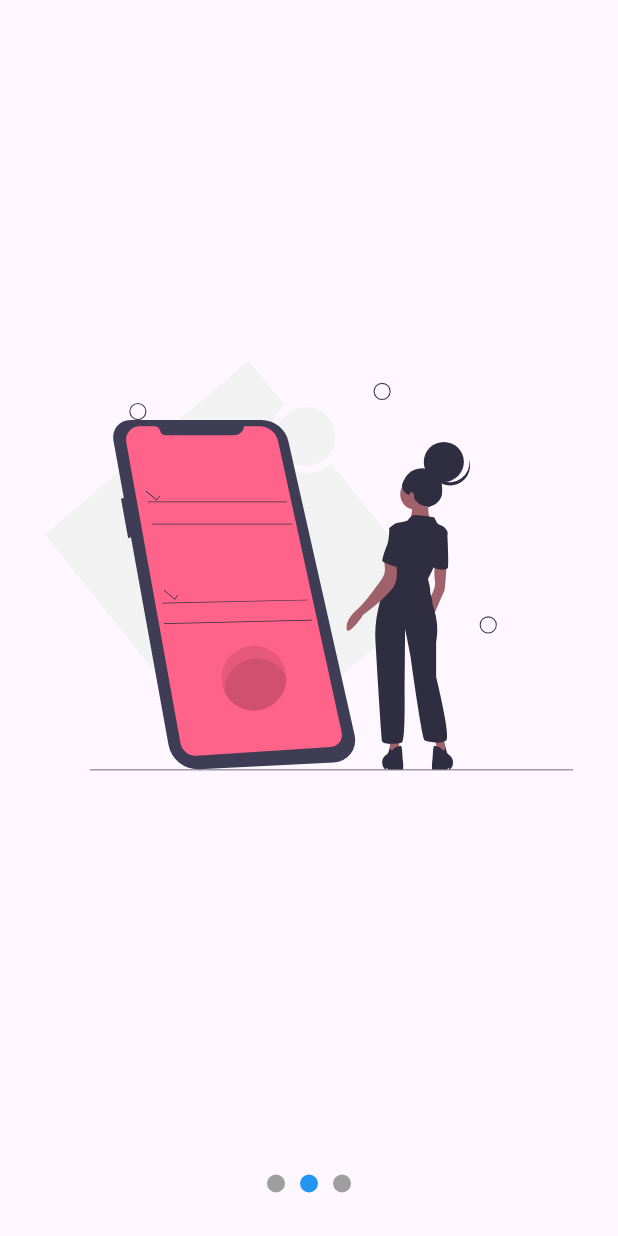
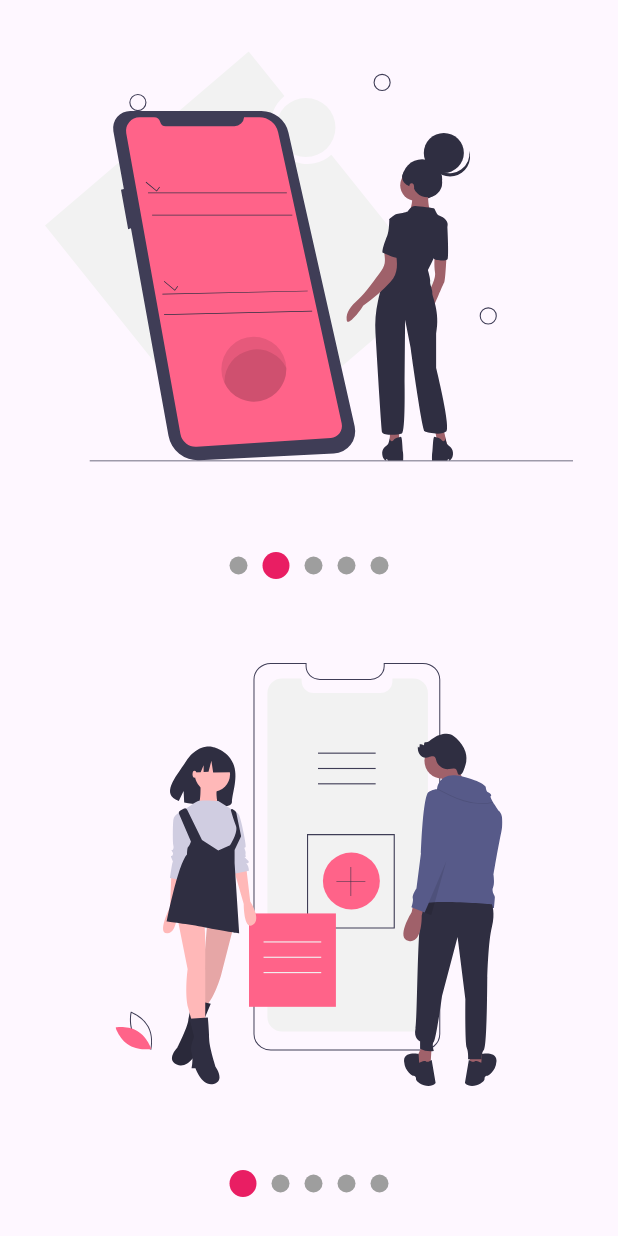
Before and after one commit to leitoon/disenos, a Flutter app: the screen it shows after launch, swiped to page 2, on a phone screen of 412 x 824 dp. Run offline on Flutter 3.47's test engine with Material 3 defaults, Android fonts, the phone set to English and light mode, and no system bars; our stand-ins replace flutter_svg.

Commit message:
fin del slider

```diff
--- a/lib/src/pages/slidershow.dart
+++ b/lib/src/pages/slidershow.dart
@@ -1,6 +1,8 @@
 
 import 'package:disenos/src/widgets/slideshow.dart';
+import 'package:flutter/cupertino.dart';
 import 'package:flutter/material.dart';
+import 'package:flutter/widgets.dart';
 import 'package:flutter_svg/svg.dart';
 
 class SlideshowPage extends StatelessWidget {
@@ -8,19 +10,40 @@ class SlideshowPage extends StatelessWidget {
 
   @override
   Widget build(BuildContext context) {
-    return Scaffold
+    return const Scaffold
     (
       body: Center
       (
-        child: Slideshow(
-          slides:<Widget>[
-          SvgPicture.asset('assets/svgs/slide-1.svg'),
-          SvgPicture.asset('assets/svgs/slide-2.svg'),
-          SvgPicture.asset('assets/svgs/slide-3.svg'),
-          SvgPicture.asset('assets/svgs/slide-4.svg'),
-          SvgPicture.asset('assets/svgs/slide-5.svg'),
-          ])
+        child: Column(
+          children: [
+            Expanded(child: MiSlider()),
+            Expanded(child: MiSlider()),
+          ],
+        )
       ),
     );
   }
 }
+
+class MiSlider extends StatelessWidget {
+  const MiSlider({
+    super.key,
+  });
+
+  @override
+  Widget build(BuildContext context) {
+    return Slideshow(
+      puntosArriba: false,
+      colorPrimario: Colors.pink,
+      colorSecundario: Colors.grey,
+      bulletPrimario:18,
+      bulletSecundario:12,
+      slides:<Widget>[
+      SvgPicture.asset('assets/svgs/slide-1.svg'),
+      SvgPicture.asset('assets/svgs/slide-2.svg'),
+      SvgPicture.asset('assets/svgs/slide-3.svg'),
+      SvgPicture.asset('assets/svgs/slide-4.svg'),
+      SvgPicture.asset('assets/svgs/slide-5.svg'),
+      ]);
+  }
+}
--- a/lib/src/widgets/slideshow.dart
+++ b/lib/src/widgets/slideshow.dart
@@ -1,79 +1,111 @@
 import 'package:flutter/material.dart';
 import 'package:provider/provider.dart';
-import '../../models/slider_model.dart';
 
 class Slideshow extends StatelessWidget {
   final List<Widget> slides;
+  final bool puntosArriba;
+  final Color colorPrimario;
+  final Color colorSecundario;
+  final double bulletPrimario;
+  final double bulletSecundario;
+  Slideshow({
+    required this.slides,
+    this.puntosArriba = false,
+    this.colorPrimario = Colors.blue,
+    this.colorSecundario = Colors.grey,
+    this.bulletPrimario = 12.0,
+    this.bulletSecundario = 12.0,
+  });
 
-   Slideshow({
-     required this.slides});
   @override
   Widget build(BuildContext context) {
-    return ChangeNotifierProvider
-    (
-      create: (_)=> SliderModel(),
-      child:  Center
-        (
-          child:
-         Column
-         (
-          children:
-          [
-             Expanded(child:
-             _Slider(this.slides)),
-             _Dots()
-
-          ],
-         )
-          //SvgPicture.asset('assets/svgs/slide-1.svg'),
+    return ChangeNotifierProvider(
+      create: (_) => _SliderModel()
+        ..colorPrimario = colorPrimario
+        ..colorSecundario = colorSecundario
+        ..bulletPrimario = bulletPrimario
+        ..bulletSecundario = bulletSecundario,
+      child: SafeArea(
+        child: Center(
+          child: _CrearStructure(puntosArriba: puntosArriba, slides: slides),
         ),
-      );
+      ),
+    );
   }
 }
 
+class _CrearStructure extends StatelessWidget {
+  const _CrearStructure({
+    super.key,
+    required this.puntosArriba,
+    required this.slides,
+  });
 
-class _Dots extends StatelessWidget {
+  final bool puntosArriba;
+  final List<Widget> slides;
 
   @override
   Widget build(BuildContext context) {
-    return Container
-    (
+    return Column(
+      children: [
+        if (puntosArriba) _Dots(totalSlides: slides.length),
+        Expanded(child: _Slider(slides)),
+        if (!puntosArriba) _Dots(totalSlides: slides.length),
+      ],
+    );
+  }
+}
+
+class _Dots extends StatelessWidget {
+  final int totalSlides;
+
+  const _Dots({
+    required this.totalSlides,
+  });
+
+  @override
+  Widget build(BuildContext context) {
+    return Container(
       width: double.infinity,
       height: 70,
-
-      child: const Row
-      (
+      child: Row(
         mainAxisAlignment: MainAxisAlignment.center,
-        children:
-        [
-          _Dot(index: 0,),
-          _Dot(index: 1,),
-          _Dot(index: 2,)
-        ],
+        children: List.generate(totalSlides, (index) => _Dot(index: index)),
       ),
     );
   }
 }
 
 class _Dot extends StatelessWidget {
-
   final int index;
 
-  const _Dot({super.key, required this.index});
+  const _Dot({
+    required this.index,
+  });
 
   @override
   Widget build(BuildContext context) {
-    final pageViewIndex=Provider.of<SliderModel>(context).currentPage;
-    return AnimatedContainer
-    (
+    final slideshowModel = Provider.of<_SliderModel>(context);
+
+    double tamano;
+    Color color;
+    if (slideshowModel.currentPage >= index - 0.5 &&
+        slideshowModel.currentPage < index + 0.5) {
+      tamano = slideshowModel.bulletPrimario;
+      color = slideshowModel.colorPrimario;
+    } else {
+      tamano = slideshowModel.bulletSecundario;
+      color = slideshowModel.colorSecundario;
+    }
+
+    return AnimatedContainer(
       duration: const Duration(milliseconds: 200),
-      width: 12,
-      height: 12,
-      margin: EdgeInsets.symmetric(horizontal:5 ),
-      decoration: BoxDecoration
-      (
-        color:(pageViewIndex>=index-0.5 && pageViewIndex<index+0.5)? Colors.blue:Colors.grey,
-        shape: BoxShape.circle
+      width: tamano,
+      height: tamano,
+      margin: const EdgeInsets.symmetric(horizontal: 5),
+      decoration: BoxDecoration(
+        color: color,
+        shape: BoxShape.circle,
       ),
     );
   }
@@ -82,51 +114,36 @@ class _Dot extends StatelessWidget {
 class _Slider extends StatefulWidget {
   final List<Widget> slides;
 
-  const _Slider( this.slides);
-
+  const _Slider(this.slides);
 
   @override
   State<_Slider> createState() => _SliderState();
 }
 
 class _SliderState extends State<_Slider> {
-
-  final pageViewController=PageController();
+  final pageViewController = PageController();
 
   @override
   void initState() {
-    // TODO: implement initState
-    pageViewController.addListener(()
-    {
-
-      Provider.of<SliderModel>(context,listen: false).currentPage=pageViewController.page!;
-
-
-
-     });
+    pageViewController.addListener(() {
+      Provider.of<_SliderModel>(context, listen: false).currentPage =
+          pageViewController.page!;
+    });
     super.initState();
   }
 
   @override
   void dispose() {
-    // TODO: implement dispose
     pageViewController.dispose();
     super.dispose();
   }
+
   @override
   Widget build(BuildContext context) {
-    return Container
-    (
+    return Container(
       child: PageView(
         controller: pageViewController,
-        children:
-
-        widget.slides.map((slide) => _Slide(slide)).toList()
-
-          //_Slide(svg: 'assets/svgs/slide-1.svg',),
-           //_Slide(svg: 'assets/svgs/slide-2.svg',),
-           // _Slide(svg: 'assets/svgs/slide-3.svg',),
-
+        children: widget.slides.map((slide) => _Slide(slide)).toList(),
       ),
     );
   }
@@ -135,13 +152,11 @@ class _SliderState extends State<_Slider> {
 class _Slide extends StatelessWidget {
   final Widget slide;
 
-  const _Slide(
-   this.slide);
+  const _Slide(this.slide);
 
   @override
   Widget build(BuildContext context) {
-    return Container
-    (
+    return Container(
       width: double.infinity,
       height: double.infinity,
       padding: EdgeInsets.all(30),
@@ -149,3 +164,42 @@ class _Slide extends StatelessWidget {
     );
   }
 }
+
+class _SliderModel with ChangeNotifier {
+  double _currentPage = 0;
+  Color _colorPrimario = Colors.blue;
+  Color _colorSecundario = Colors.grey;
+  double _bulletPrimario = 12;
+  double _bulletSecundario = 12;
+
+  double get currentPage => _currentPage;
+
+  set currentPage(double currentPage) {
+    _currentPage = currentPage;
+    notifyListeners();
+  }
+
+  Color get colorPrimario => _colorPrimario;
+  set colorPrimario(Color colorPrimario) {
+    _colorPrimario = colorPrimario;
+    notifyListeners();
+  }
+
+  Color get colorSecundario => _colorSecundario;
+  set colorSecundario(Color colorSecundario) {
+    _colorSecundario = colorSecundario;
+    notifyListeners();
+  }
+
+  double get bulletPrimario => _bulletPrimario;
+  set bulletPrimario(double bulletPrimario) {
+    _bulletPrimario = bulletPrimario;
+    notifyListeners();
+  }
+
+  double get bulletSecundario => _bulletSecundario;
+  set bulletSecundario(double bulletSecundario) {
+    _bulletSecundario = bulletSecundario;
+    notifyListeners();
+  }
+}
```
Also changed, not shown: pubspec.lock.
